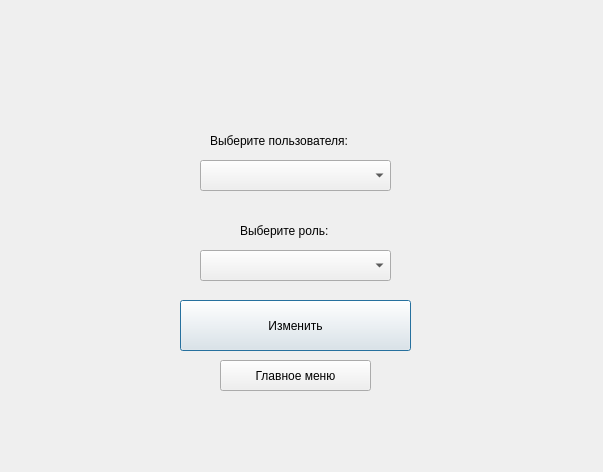
First picture: the form in changerolewindow.ui, repository icspero/3-semester-CourseWork_Client, before the edit.
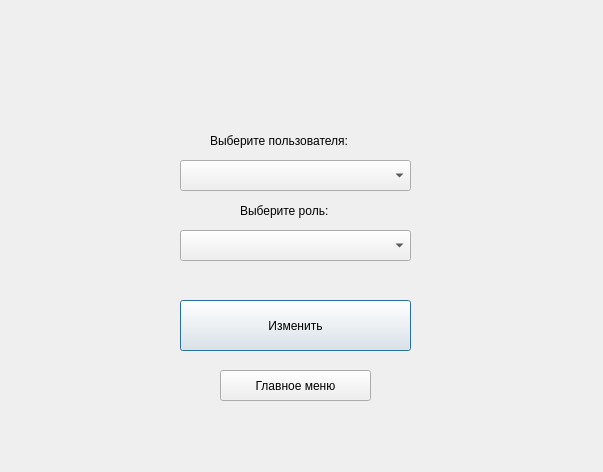
Second picture: the form after the edit.

```diff
--- a/changerolewindow.ui
+++ b/changerolewindow.ui
@@ -16,9 +16,9 @@
   <widget class="QComboBox" name="comboBox">
    <property name="geometry">
     <rect>
-     <x>200</x>
+     <x>180</x>
      <y>160</y>
-     <width>191</width>
+     <width>231</width>
      <height>31</height>
     </rect>
    </property>
@@ -26,9 +26,9 @@
   <widget class="QComboBox" name="comboBox_2">
    <property name="geometry">
     <rect>
-     <x>200</x>
-     <y>250</y>
-     <width>191</width>
+     <x>180</x>
+     <y>230</y>
+     <width>231</width>
      <height>31</height>
     </rect>
    </property>
@@ -37,7 +37,7 @@
    <property name="geometry">
     <rect>
      <x>240</x>
-     <y>220</y>
+     <y>200</y>
      <width>131</width>
      <height>21</height>
     </rect>
@@ -76,7 +76,7 @@
    <property name="geometry">
     <rect>
      <x>220</x>
-     <y>360</y>
+     <y>370</y>
      <width>151</width>
      <height>31</height>
     </rect>
```
